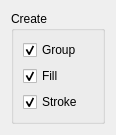
First picture: the form in src/gui/widgets/tools/shape_tool_widget.ui, repository mbasaglia/glaxnimate, before the edit.
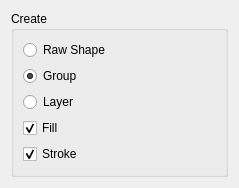
Second picture: the form after the edit. Icons and pictures are not drawn.

Diff of the .ui file:
```diff
--- a/src/gui/widgets/tools/shape_tool_widget.ui
+++ b/src/gui/widgets/tools/shape_tool_widget.ui
@@ -6,8 +6,8 @@
    <rect>
     <x>0</x>
     <y>0</y>
-    <width>116</width>
-    <height>132</height>
+    <width>239</width>
+    <height>188</height>
    </rect>
   </property>
   <layout class="QVBoxLayout" name="layout">
@@ -18,7 +18,17 @@
      </property>
      <layout class="QVBoxLayout" name="verticalLayout">
       <item>
-       <widget class="QCheckBox" name="check_group">
+       <widget class="QRadioButton" name="check_raw_shape">
+        <property name="text">
+         <string>Raw Shape</string>
+        </property>
+        <property name="icon">
+         <iconset theme="shapes"/>
+        </property>
+       </widget>
+      </item>
+      <item>
+       <widget class="QRadioButton" name="check_group">
         <property name="text">
          <string>Group</string>
         </property>
@@ -31,6 +41,16 @@
         </property>
        </widget>
       </item>
+      <item>
+       <widget class="QRadioButton" name="check_layer">
+        <property name="text">
+         <string>Layer</string>
+        </property>
+        <property name="icon">
+         <iconset theme="dialog-layers"/>
+        </property>
+       </widget>
+      </item>
       <item>
        <widget class="QCheckBox" name="check_fill">
         <property name="text">
```
Left out of the diff: 72 changed lines with no effect on the pictures.
